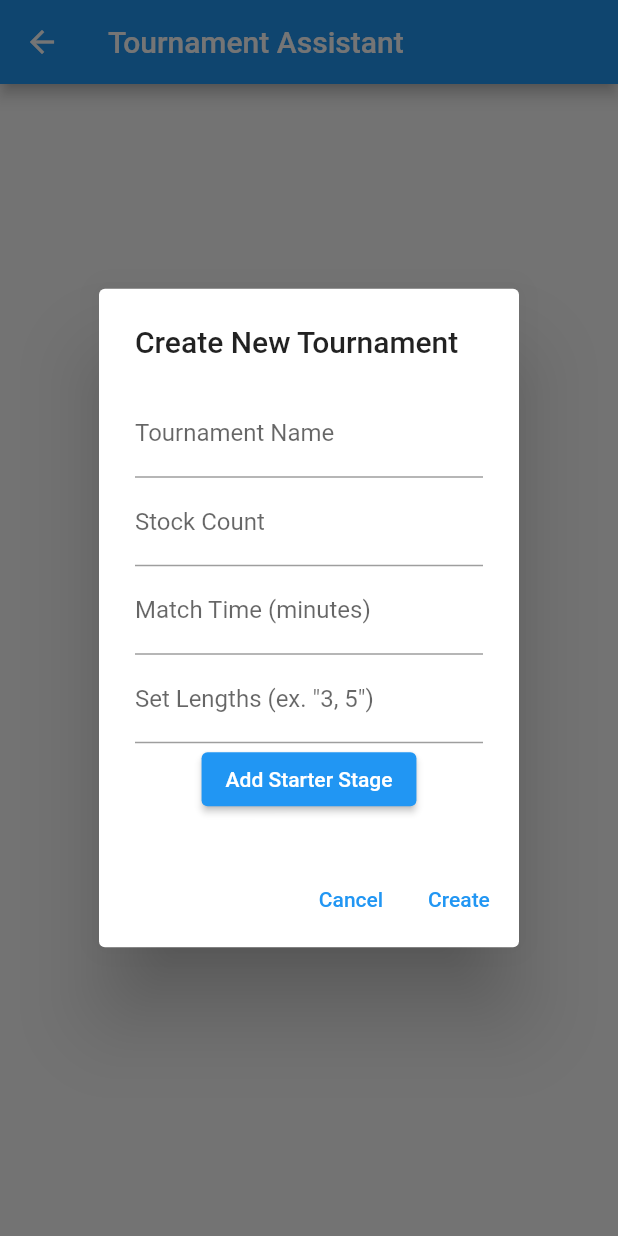
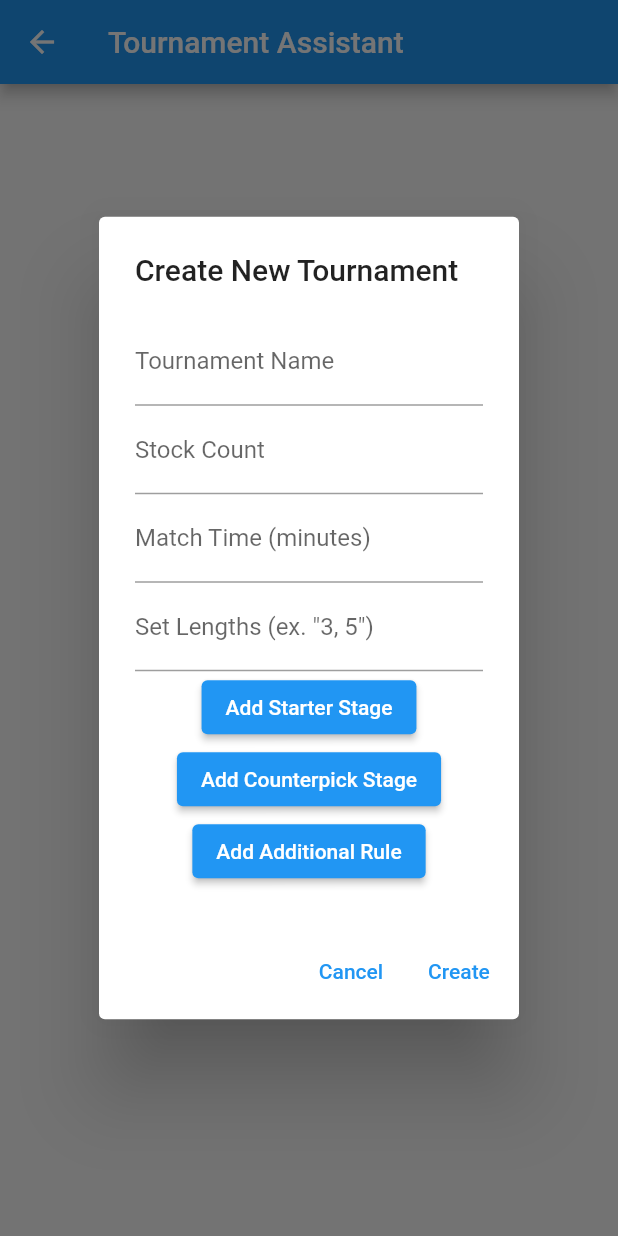
Before and after one commit to aking618/smash_app_v2, a Flutter app: the TournamentAssistant screen opened directly, after a tap on "Create New Tournament", on a phone screen of 412 x 824 dp. Run offline on Flutter 3.47's test engine with Material 2 defaults, Android fonts, the phone set to English and light mode, and no system bars; our stand-ins replace cached_network_image, sqflite; accounts and stored records are empty.

Commit message:
SA-003 : Tournament DB functional

```diff
--- a/lib/models/tournament.dart
+++ b/lib/models/tournament.dart
@@ -3,11 +3,11 @@ import 'dart:convert';
 class Tournament {
   final int id;
   final String tournamentName;
-  final List<int> setLengths;
-  final Map<String, List<String>> legalStages;
+  final List<String> setLengths;
+  final Map<String, dynamic> legalStages;
   final int stockCount;
   final int timeInMinutes;
-  final Map<String, dynamic> additionalRules;
+  final List<String> additionalRules;
 
   Tournament({
     required this.id,
@@ -33,18 +33,36 @@ class Tournament {
 
   static Tournament fromMap(Map<String, dynamic> map) {
     return Tournament(
-      id: map['id'],
+      id: map['id'] as int,
       tournamentName: map['tournamentName'],
-      setLengths: jsonDecode(map['setLengths']),
-      legalStages: jsonDecode(map['legalStages']),
+      setLengths: map['setLengths'],
+      legalStages: map['legalStages'],
       stockCount: map['stockCount'],
       timeInMinutes: map['timeInMinutes'],
-      additionalRules: jsonDecode(map['additionalRules']),
+      additionalRules: map['additionalRules'],
+    );
+  }
+
+  static Tournament fromSqlflite(Map<String, dynamic> map) {
+    return Tournament(
+      id: map['id'] as int,
+      tournamentName: map['tournamentName'],
+      setLengths: jsonDecode(map['setLengths']).cast<String>(),
+      legalStages: jsonDecode(map['legalStages']).cast<String, dynamic>(),
+      stockCount: map['stockCount'],
+      timeInMinutes: map['timeInMinutes'],
+      additionalRules: jsonDecode(map['additionalRules']).cast<String>(),
     );
   }
 
   static List<Tournament> fromMapList(List<Map<String, dynamic>> mapList) {
     if (mapList == []) return [];
-    return List<Tournament>.from(mapList.map((map) => Tournament.fromMap(map)));
+    return List<Tournament>.from(
+        mapList.map((map) => Tournament.fromSqlflite(map)));
+  }
+
+  @override
+  String toString() {
+    return 'Tournament{id: $id, tournamentName: $tournamentName, setLengths: $setLengths, legalStages: $legalStages, stockCount: $stockCount, timeInMinutes: $timeInMinutes, additionalRules: $additionalRules}';
   }
 }
--- a/lib/pages/tournament_set_assistant.dart
+++ b/lib/pages/tournament_set_assistant.dart
@@ -17,6 +17,11 @@ class _TournamentAssistantState extends State<TournamentAssistant> {
   Map<String, dynamic> tournamentData = {};
   final _formKey = GlobalKey<FormState>();
   List<Widget> starterStagesFormFields = [];
+  List<Widget> additionalRulesFormFields = [];
+  List<Widget> counterpickStagesFormFields = [];
+  List<String> starterStages = [];
+  List<String> counterpickStages = [];
+  List<String> additionalRules = [];
 
   @override
   void initState() {
@@ -51,19 +56,21 @@ class _TournamentAssistantState extends State<TournamentAssistant> {
       ElevatedButton(
         child: Text('Create New Tournament'),
         onPressed: () {
-          // show dialog for creating new tournament
           showDialogForNewTournament();
         },
       ),
+      printSelectedTournamentBtn(),
     ];
   }
 
   Row buildTourneySelector() {
     return Row(
+      mainAxisAlignment: MainAxisAlignment.spaceEvenly,
       children: [
         Text('Select a Created Tournament'),
         DropdownButton<String>(
-          value: selectedTournament?.tournamentName ?? 'Select a tournament',
+          value: selectedTournament?.tournamentName ??
+              tournaments[0].tournamentName,
           icon: Icon(Icons.arrow_downward),
           iconSize: 24,
           elevation: 16,
@@ -91,9 +98,17 @@ class _TournamentAssistantState extends State<TournamentAssistant> {
     showDialog(
       context: context,
       builder: (BuildContext context) {
+        return buildDialogContent();
+      },
+    );
+  }
+
+  StatefulBuilder buildDialogContent() {
+    return StatefulBuilder(
+      builder: (context, StateSetter setState) {
         return AlertDialog(
           title: Text('Create New Tournament'),
-          content: buildNewTournamentForm(),
+          content: buildNewTournamentForm(setState),
           actions: <Widget>[
             TextButton(
               child: Text('Cancel'),
@@ -105,8 +120,9 @@ class _TournamentAssistantState extends State<TournamentAssistant> {
               child: Text('Create'),
               onPressed: () {
                 if (_formKey.currentState!.validate()) {
+                  _formKey.currentState!.save();
                   Navigator.of(context).pop();
-                  // createNewTournament();
+                  createNewTournament();
                 }
               },
             ),
@@ -116,31 +132,67 @@ class _TournamentAssistantState extends State<TournamentAssistant> {
     );
   }
 
-  buildNewTournamentForm() {
-    // TODO: figure out to add dropdown fields dynamically
-    // TODO: add those dropdown values to the tournamentData map
-    // TODO: implement counterpick stages and add those to the tournamentData map
-    // TODO: save the tournamentData map to the database
-    // TODO: add the tournament to the tournaments list
-    // TODO: update the tournament selector dropdown
-
+  buildNewTournamentForm(setState) {
     return Form(
       key: _formKey,
       child: SingleChildScrollView(
         child: Column(
           children: <Widget>[
-            TextFormField(
-              decoration: InputDecoration(labelText: 'Tournament Name'),
+            tournamentNameFormField(setState),
+            stockCountFormField(setState),
+            matchTimeFormField(setState),
+            setLengthFormField(setState),
+            ...starterStagesFormFields,
+            addStarterStageBtn(setState),
+            ...counterpickStagesFormFields,
+            addCounterpickStageBtn(setState),
+            ...additionalRulesFormFields,
+            addAdditionalRuleBtn(setState),
+          ],
+        ),
+      ),
+    );
+  }
+
+  TextFormField setLengthFormField(setState) {
+    return TextFormField(
+      decoration: InputDecoration(labelText: 'Set Lengths (ex. "3, 5")'),
       validator: (value) {
         if (value!.isEmpty) {
-                  return 'Please enter a tournament name';
+          return 'Please enter a set length';
+        }
+        if (value.split(', ').length > 2) {
+          return 'Please enter up to 2 set lengths';
+        }
+        if (value.split(', ').any((length) => int.tryParse(length) == null)) {
+          return 'Please enter valid set lengths';
         }
         return null;
       },
-              onSaved: (value) =>
-                  setState(() => tournamentData['tournamentName'] = value),
-            ),
-            TextFormField(
+      onChanged: (value) =>
+          setState(() => tournamentData['setLengths'] = value.split(', ')),
+    );
+  }
+
+  TextFormField matchTimeFormField(setState) {
+    return TextFormField(
+      decoration: InputDecoration(labelText: 'Match Time (minutes)'),
+      validator: (value) {
+        if (value!.isEmpty) {
+          return 'Please enter a match time';
+        }
+        if (int.tryParse(value) == null) {
+          return 'Please enter a valid number';
+        }
+        return null;
+      },
+      onChanged: (value) =>
+          setState(() => tournamentData['timeInMinutes'] = int.parse(value)),
+    );
+  }
+
+  TextFormField stockCountFormField(setState) {
+    return TextFormField(
       decoration: InputDecoration(labelText: 'Stock Count'),
       validator: (value) {
         if (value!.isEmpty) {
@@ -151,48 +203,40 @@ class _TournamentAssistantState extends State<TournamentAssistant> {
         }
         return null;
       },
-              onSaved: (value) => setState(
-                  () => tournamentData['stockCount'] = int.parse(value!)),
-            ),
-            TextFormField(
-              decoration: InputDecoration(labelText: 'Match Time (minutes)'),
+      onChanged: (value) =>
+          setState(() => tournamentData['stockCount'] = int.parse(value)),
+    );
+  }
+
+  TextFormField tournamentNameFormField(setState) {
+    return TextFormField(
+      decoration: InputDecoration(labelText: 'Tournament Name'),
       validator: (value) {
         if (value!.isEmpty) {
-                  return 'Please enter a match time';
-                }
-                if (int.tryParse(value) == null) {
-                  return 'Please enter a valid number';
+          return 'Please enter a tournament name';
         }
         return null;
       },
-              onSaved: (value) => setState(
-                  () => tournamentData['timeInMinutes'] = int.parse(value!)),
-            ),
-            TextFormField(
-              decoration:
-                  InputDecoration(labelText: 'Set Lengths (ex. "3, 5")'),
-              validator: (value) {
-                if (value!.isEmpty) {
-                  return 'Please enter a set length';
+      onChanged: (value) =>
+          setState(() => tournamentData['tournamentName'] = value),
+    );
   }
-                if (value!.split(',').length > 2) {
-                  return 'Please enter up to 2 set lengths';
+
+  ElevatedButton addCounterpickStageBtn(setState) {
+    return ElevatedButton(
+      child: Text('Add Counterpick Stage'),
+      onPressed: () {
+        setState(() {
+          counterpickStagesFormFields = List.from(counterpickStagesFormFields)
+            ..add(counterpickStageDropdownForm(
+                counterpickStagesFormFields.length));
+        });
+      },
+    );
   }
-                if (value!
-                    .split(',')
-                    .any((length) => int.tryParse(length) == null)) {
-                  return 'Please enter valid set lengths';
-                }
-                return null;
-              },
-              onSaved: (value) => setState(
-                  () => tournamentData['setLengths'] = value!.split(',')),
-            ),
-            // add all of starterStagesFormFields to the form even if the values change
-            ...starterStagesFormFields,
 
-            // add button to add another stage
-            ElevatedButton(
+  ElevatedButton addStarterStageBtn(setState) {
+    return ElevatedButton(
       child: Text('Add Starter Stage'),
       onPressed: () {
         setState(() {
@@ -200,18 +244,29 @@ class _TournamentAssistantState extends State<TournamentAssistant> {
             ..add(stageDropdownForm(starterStagesFormFields.length));
         });
       },
-            ),
-          ],
-        ),
-      ),
     );
   }
 
-  DropdownButtonFormField<Object> stageDropdownForm(length) {
+  ElevatedButton addAdditionalRuleBtn(setState) {
+    return ElevatedButton(
+      child: Text('Add Additional Rule'),
+      onPressed: () {
+        setState(() {
+          additionalRulesFormFields = List.from(additionalRulesFormFields)
+            ..add(additionalRuleTextField(additionalRulesFormFields.length));
+        });
+      },
+    );
+  }
+
+  DropdownButtonFormField<String> stageDropdownForm(length) {
     return DropdownButtonFormField(
-      decoration: InputDecoration(labelText: 'Stage ${length + 1}'),
-      value: tournamentData['stage1'] ?? stageNameList[0],
-      onChanged: (value) => setState(() => tournamentData['stage1'] = value),
+      decoration: InputDecoration(labelText: 'Starter Stage ${length + 1}'),
+      value: tournamentData['stage'] ?? stageNameList[0],
+      onChanged: (value) {
+        FocusScope.of(context).requestFocus(FocusNode());
+        setState(() => starterStages.add(value!));
+      },
       items: stageNameList.map((stage) {
         return DropdownMenuItem<String>(
           value: stage,
@@ -219,6 +274,86 @@ class _TournamentAssistantState extends State<TournamentAssistant> {
         );
       }).toList(),
     );
+  }
+
+  DropdownButtonFormField<String> counterpickStageDropdownForm(length) {
+    return DropdownButtonFormField(
+      decoration: InputDecoration(labelText: 'Counterpick Stage ${length + 1}'),
+      value: tournamentData['stage'] ?? stageNameList[0],
+      onChanged: (value) {
+        FocusScope.of(context).requestFocus(FocusNode());
+        setState(() => counterpickStages.add(value!));
+      },
+      items: stageNameList.map((stage) {
+        return DropdownMenuItem<String>(
+          value: stage,
+          child: Text(stage),
+        );
+      }).toList(),
+    );
+  }
+
+  TextFormField additionalRuleTextField(length) {
+    return TextFormField(
+      decoration: InputDecoration(labelText: 'Additional Rule ${length + 1}'),
+      validator: (value) {
+        if (value!.isEmpty) {
+          return 'Please enter an additional rule';
+        }
+        return null;
+      },
+      onSaved: (value) => setState(() {
+        if (!additionalRules.contains(value)) {
+          additionalRules.add(value!);
+        }
+      }),
+    );
+  }
+
+  Future<void> createNewTournament() async {
+    Map<String, dynamic> legalStages = {
+      'starterStages': starterStages,
+      'counterpickStages': counterpickStages
+    };
+    setState(() {
+      tournamentData['id'] = tournaments.length + 1;
+      tournamentData['legalStages'] = legalStages;
+      tournamentData['additionalRules'] = additionalRules;
+    });
+
+    Tournament tournament = Tournament.fromMap(tournamentData);
+
+    await SmashAppDatabase().insertTournament(widget.db, tournament);
+
+    setState(() {
+      tournaments = List.from(tournaments)..add(tournament);
+    });
+
+    resetForm();
+  }
+
+  ElevatedButton printSelectedTournamentBtn() {
+    return ElevatedButton(
+      child: Text('Print Selected Tournament'),
+      onPressed: () {
+        if (selectedTournament != null)
+          print(selectedTournament.toString());
+        else
+          print('No tournament selected');
+      },
+    );
+  }
+
+  resetForm() {
+    setState(() {
+      tournamentData = {};
+      starterStages = [];
+      counterpickStages = [];
+      additionalRules = [];
+      starterStagesFormFields = [];
+      counterpickStagesFormFields = [];
+      additionalRulesFormFields = [];
+    });
   }
 
   @override
```
Lines whose indentation alone changed are shown as unchanged.
